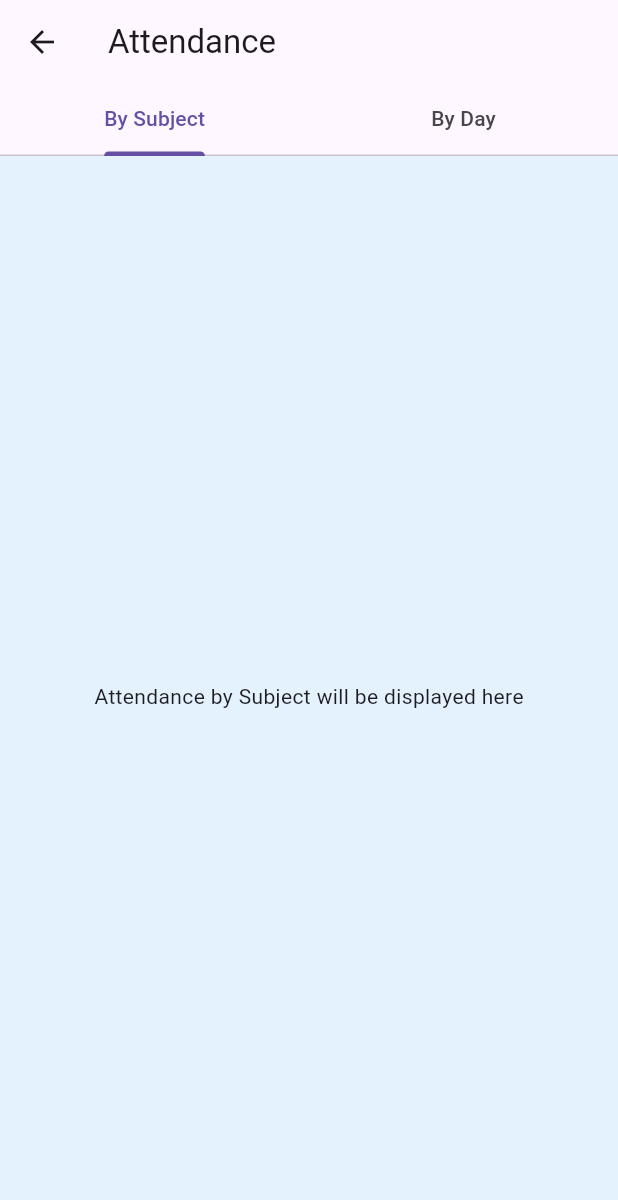
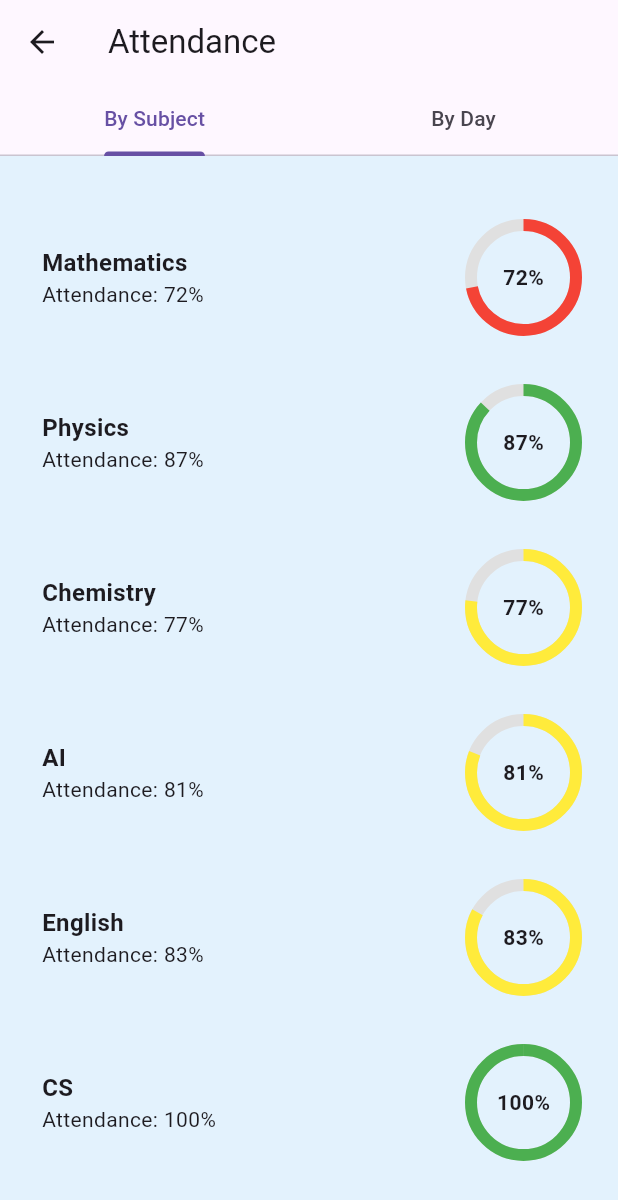
Before and after one commit to ganeshr3120/Smart-attendance-iot-system-with-app, a Flutter app: the StudentAttendanceScreen screen opened directly, on a phone screen of 412 x 824 dp. Shown: the top 1200 px of the screen. Run offline on Flutter 3.47's test engine with Material 3 defaults, Android fonts, the light colour scheme and no system bars; our stand-ins replace shared_preferences, table_calendar; accounts and stored records are empty.

Commit message:
student attendview-tab bar added -by day, by view tab view added

```diff
--- a/lib/screens/add_faculty_screen.dart
+++ b/lib/screens/add_faculty_screen.dart
@@ -25,11 +25,11 @@ class _AddFacultyScreenState extends State<AddFacultyScreen> {
     'Mathematics',
     'Physics',
     'Chemistry',
-    'Biology',
+    'AI',
     'English',
-    'Computer Science',
-    'History',
-    'Geography',
+    'CS',
+    'Electronics',
+    'Electrical',
   ];
 
   Future<void> _addFaculty() async {
--- a/lib/screens/student_viewattend.dart
+++ b/lib/screens/student_viewattend.dart
@@ -13,6 +13,17 @@ class _StudentAttendanceScreenState extends State<StudentAttendanceScreen>
   DateTime _focusedDay = DateTime.now();
   DateTime? _selectedDay;
 
+  Map<String, double> subjectAttendance = {
+    'Mathematics': 0.72,
+    'Physics': 0.87,
+    'Chemistry': 0.77,
+    'AI': 0.81,
+    'English': 0.83,
+    'CS': 1.00,
+    'Electronics': 0.0,
+    'Electrical': 0.0,
+  };
+
   @override
   void initState() {
     super.initState();
@@ -25,6 +36,12 @@ class _StudentAttendanceScreenState extends State<StudentAttendanceScreen>
     super.dispose();
   }
 
+  Color getAttendanceColor(double attendance) {
+    if (attendance >= 0.85) return Colors.green;
+    if (attendance >= 0.75) return Colors.yellow;
+    return Colors.red;
+  }
+
   @override
   Widget build(BuildContext context) {
     return Scaffold(
@@ -32,17 +49,104 @@ class _StudentAttendanceScreenState extends State<StudentAttendanceScreen>
         title: Text('Attendance'),
         bottom: TabBar(
           controller: _tabController,
-          tabs: [
-            Tab(text: 'By Subject'),
-            Tab(text: 'By Day'),
-          ],
+          tabs: [Tab(text: 'By Subject'), Tab(text: 'By Day')],
         ),
       ),
       body: TabBarView(
         controller: _tabController,
         children: [
           // By Subject View
-          Center(child: Text('Attendance by Subject will be displayed here')),
+          Padding(
+            padding: const EdgeInsets.all(16.0),
+            child: Column(
+              crossAxisAlignment: CrossAxisAlignment.start,
+              children: [
+                SizedBox(height: 10),
+                Expanded(
+                  child: ListView.builder(
+                    itemCount: subjectAttendance.length,
+                    itemBuilder: (context, index) {
+                      String subject = subjectAttendance.keys.elementAt(index);
+                      double attendance = subjectAttendance[subject]!;
+                      String attendanceText =
+                          attendance == 0.0
+                              ? "N/A"
+                              : "${(attendance * 100).toStringAsFixed(0)}%";
+
+                      return Padding(
+                        padding: const EdgeInsets.symmetric(vertical: 8.0),
+                        child: Container(
+                          padding: EdgeInsets.all(12),
+                          decoration: BoxDecoration(
+                            color: Colors.blue[50],
+                            borderRadius: BorderRadius.circular(12),
+                          ),
+                          child: Row(
+                            mainAxisAlignment: MainAxisAlignment.spaceBetween,
+                            children: [
+                              Expanded(
+                                child: Column(
+                                  crossAxisAlignment: CrossAxisAlignment.start,
+                                  children: [
+                                    Text(
+                                      subject,
+                                      style: TextStyle(
+                                        fontSize: 16,
+                                        fontWeight: FontWeight.bold,
+                                      ),
+                                    ),
+                                    Text(
+                                      attendance == 0.0
+                                          ? 'No attendance data available'
+                                          : 'Attendance: $attendanceText',
+                                      style: TextStyle(fontSize: 14),
+                                    ),
+                                  ],
+                                ),
+                              ),
+                              SizedBox(
+                                width: 70,
+                                height: 70,
+                                child:
+                                    attendance == 0.0
+                                        ? Text('N/A')
+                                        : Stack(
+                                          fit: StackFit.expand,
+                                          children: [
+                                            CircularProgressIndicator(
+                                              value: attendance,
+                                              backgroundColor:
+                                                  Colors.grey.shade300,
+                                              valueColor:
+                                                  AlwaysStoppedAnimation<Color>(
+                                                    getAttendanceColor(
+                                                      attendance,
+                                                    ),
+                                                  ),
+                                              strokeWidth: 8,
+                                            ),
+                                            Center(
+                                              child: Text(
+                                                attendanceText,
+                                                style: TextStyle(
+                                                  fontSize: 14,
+                                                  fontWeight: FontWeight.bold,
+                                                ),
+                                              ),
+                                            ),
+                                          ],
+                                        ),
+                              ),
+                            ],
+                          ),
+                        ),
+                      );
+                    },
+                  ),
+                ),
+              ],
+            ),
+          ),
 
           // By Day View (Calendar Implementation)
           Column(
@@ -75,14 +179,14 @@ class _StudentAttendanceScreenState extends State<StudentAttendanceScreen>
                   if (_selectedDay != null) {
                     ScaffoldMessenger.of(context).showSnackBar(
                       SnackBar(
-                        content: Text("Selected Date: ${_selectedDay!.toLocal()}"),
+                        content: Text(
+                          "Selected Date: ${_selectedDay!.toLocal()}",
+                        ),
                       ),
                     );
                   } else {
                     ScaffoldMessenger.of(context).showSnackBar(
-                      SnackBar(
-                        content: Text("Please select a date."),
-                      ),
+                      SnackBar(content: Text("Please select a date.")),
                     );
                   }
                 },
```
